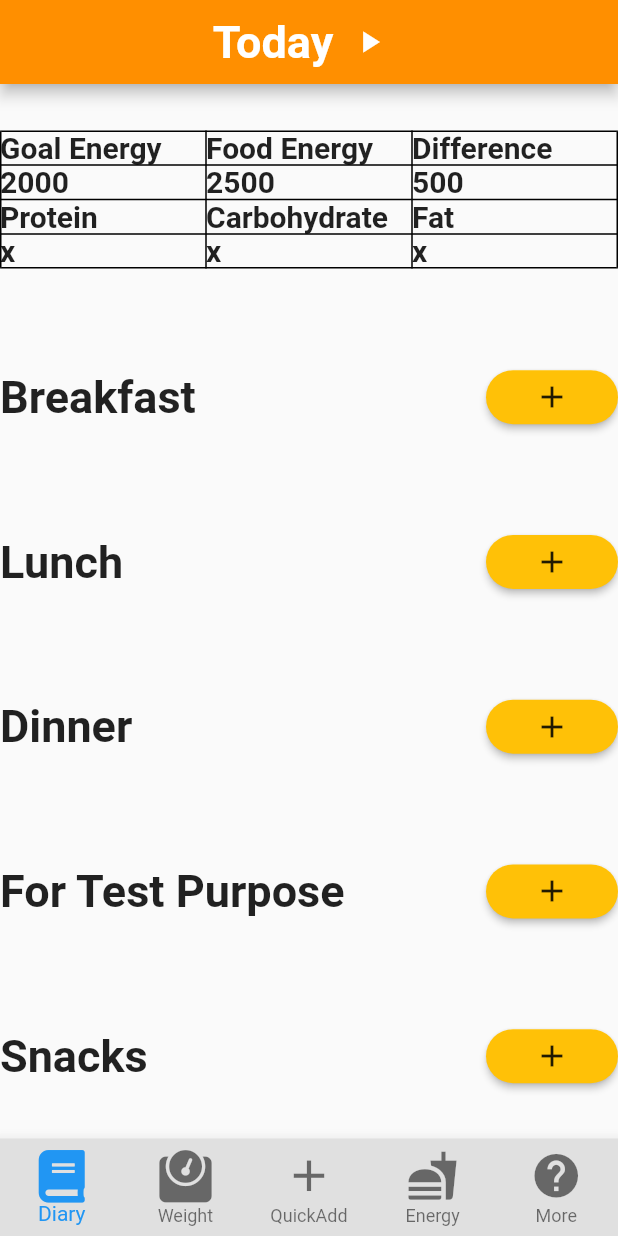
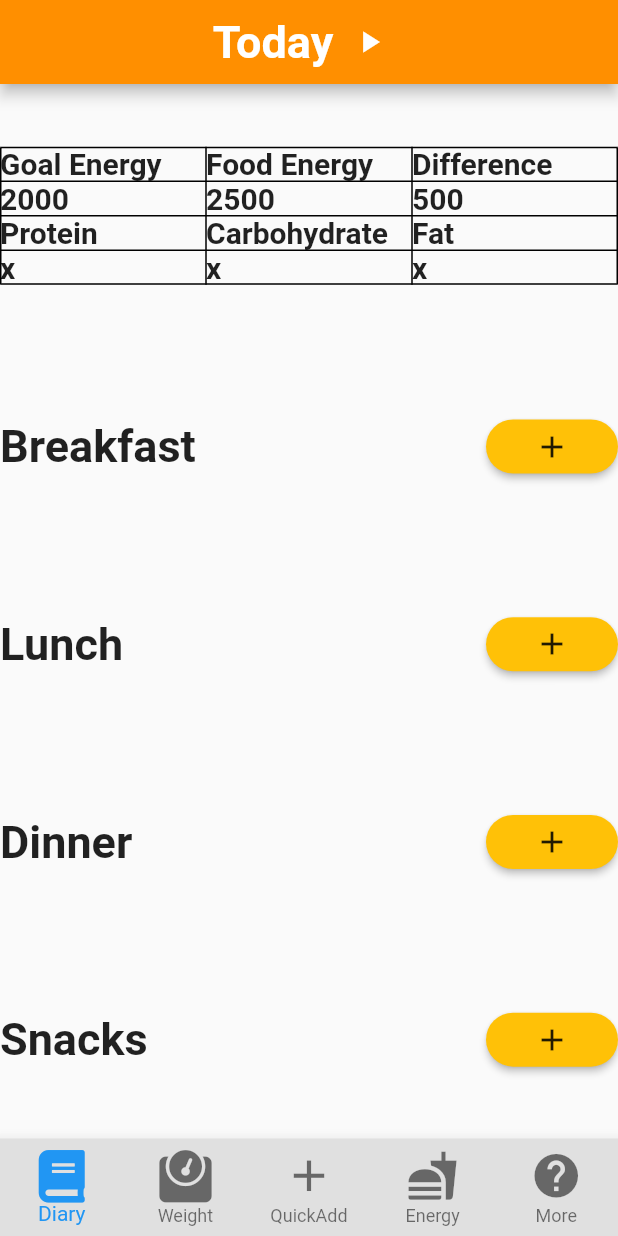
Before and after one commit to Wenpeng778435592/Summer-project, a Flutter app: the screen it shows after launch, on a phone screen of 412 x 824 dp. Run offline on Flutter 3.47's test engine with Material 2 defaults, Android fonts, the phone set to English and light mode, and no system bars; our stand-ins replace font_awesome_flutter.

Commit message:
Update Diary.dart

```diff
--- a/lib/Diary.dart
+++ b/lib/Diary.dart
@@ -149,25 +149,6 @@ class _Dairy_SectionState extends State<Dairy_Section> {
             mainAxisAlignment: MainAxisAlignment.spaceBetween,
             children: <Widget>[
               Text(
-                'For Test Purpose',
-                style: generalStyle,
-              ),
-              RaisedButton(
-                color: Colors.amber,
-                onPressed: (){
-                  Navigator.push(context,
-                    MaterialPageRoute(builder: (context) => Dinner_Section()),
-                  );
-                },
-                shape: RoundedRectangleBorder(borderRadius: new BorderRadius.circular(30)),
-                child:Icon(Icons.add),
-              ),
-            ]
-        ),
-        Row(
-            mainAxisAlignment: MainAxisAlignment.spaceBetween,
-            children: <Widget>[
-              Text(
                 'Snacks',
                 style: generalStyle,
               ),
```
